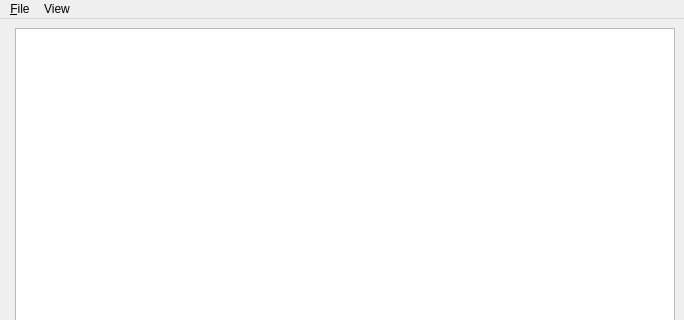
First picture: the form in CodeChat/CodeChat.ui, repository bjones1/CodeChat, before the edit; both pictures show x 0 to 684 and y 0 to 320 of the 684 by 1002 pixel window.
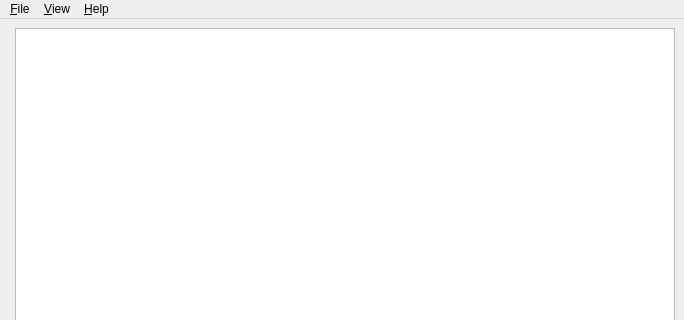
Second picture: the form after the edit. Custom widgets are drawn as their Qt base class.

Commit message: Add: reST/Sphinx help

```diff
--- a/CodeChat/CodeChat.ui
+++ b/CodeChat/CodeChat.ui
@@ -158,12 +158,21 @@
    </widget>
    <widget class="QMenu" name="menuView">
     <property name="title">
-     <string>View</string>
+     <string>&amp;View</string>
     </property>
     <addaction name="action_Toggle_pane"/>
    </widget>
+   <widget class="QMenu" name="menu_Help">
+    <property name="title">
+     <string>&amp;Help</string>
+    </property>
+    <addaction name="action_ReST_cheat_sheet"/>
+    <addaction name="action_Sphinx_reST_primer"/>
+    <addaction name="action_Sphinx_markup"/>
+   </widget>
    <addaction name="menu_File"/>
    <addaction name="menuView"/>
+   <addaction name="menu_Help"/>
   </widget>
   <widget class="QStatusBar" name="statusbar"/>
   <action name="action_Open">
```
Left out of the diff: 15 changed lines with no effect on the pictures. The commit also changes 1 other file.
